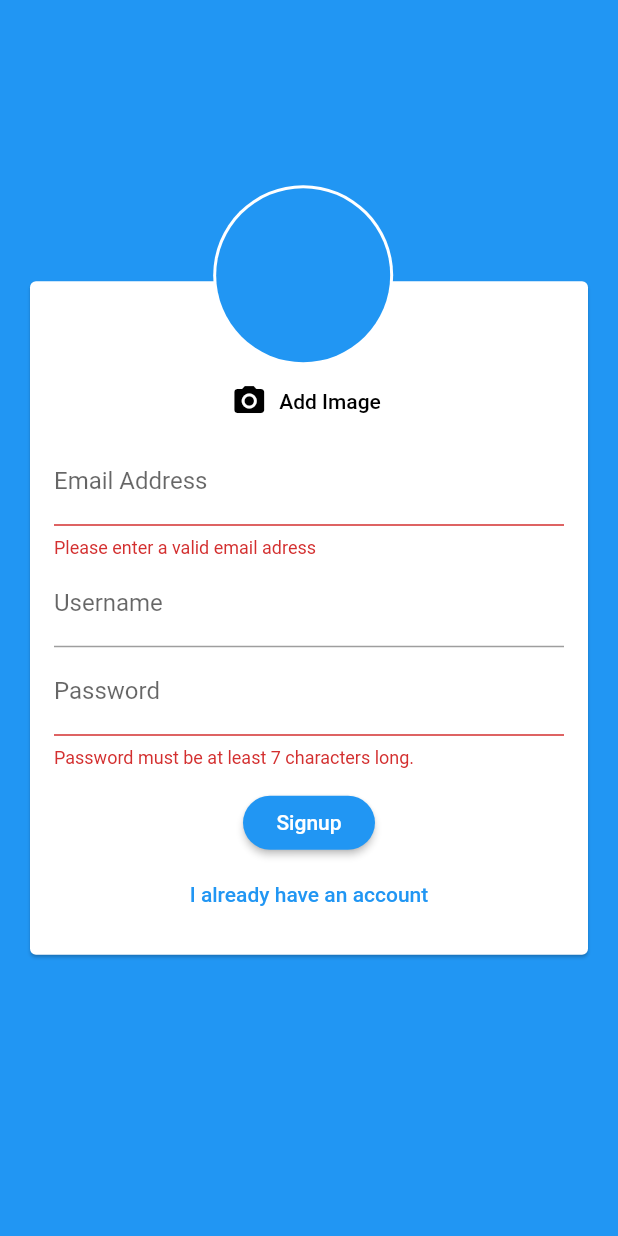
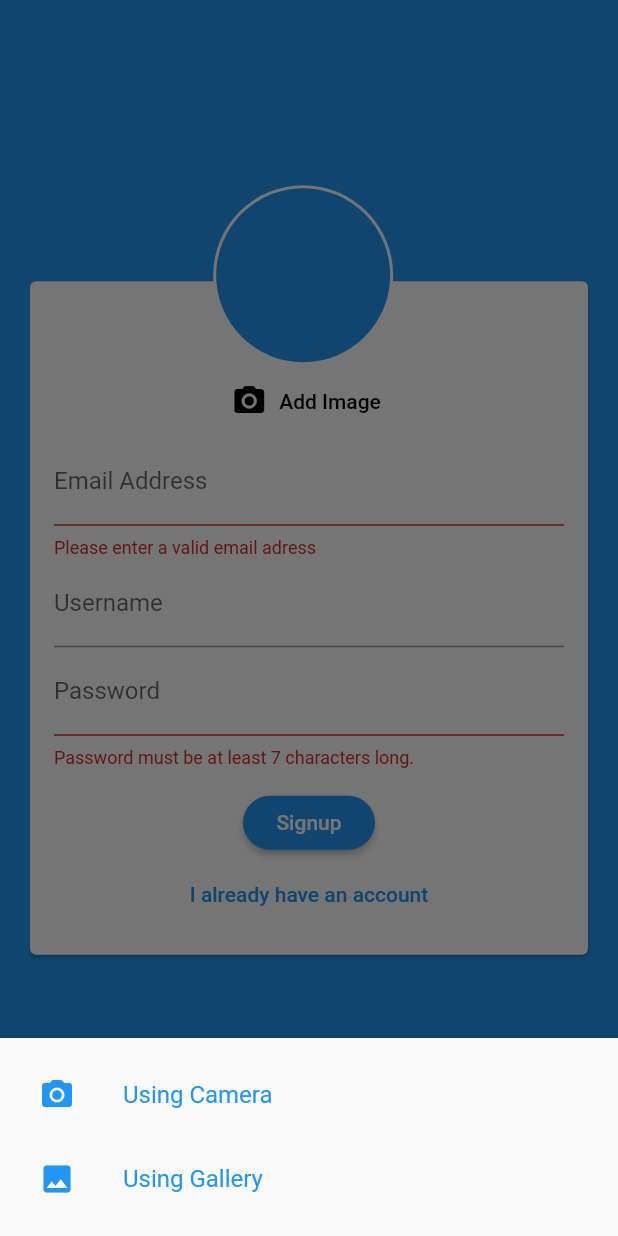
Before and after one commit to Edenik/Flutter_Firebase_Chat_App, a Flutter app: the screen it shows after launch, after a tap on "Login", after a tap on "Create new account", after a tap on "Add Image", on a phone screen of 412 x 824 dp. Run offline on Flutter 3.47's test engine with Material 2 defaults, Android fonts, the phone set to English and light mode, and no system bars; our stand-ins replace cloud_firestore, firebase_auth, firebase_messaging, firebase_storage, image_picker; accounts and stored records are empty.

Commit message:
adding gallery option image picker

```diff
--- a/lib/widgets/pickers/user_image_picker.dart
+++ b/lib/widgets/pickers/user_image_picker.dart
@@ -13,17 +13,61 @@ class UserImagePicker extends StatefulWidget {
 class _UserImagePickerState extends State<UserImagePicker> {
   File _pickedImage;
 
-  void _pickImage() async {
+  void _pickImage(ImageSource source) async {
     final pickedFile = await ImagePicker().getImage(
-      source: ImageSource.camera,
+      source: source,
       imageQuality: 50,
       maxWidth: 150,
     );
+
+    Navigator.of(context).pop();
 
     setState(() {
       _pickedImage = File(pickedFile.path);
     });
     widget.imagePickFn(_pickedImage);
+  }
+
+  void _showBottomModal() {
+    showModalBottomSheet<void>(
+        context: context,
+        builder: (BuildContext context) {
+          return Container(
+            child: Padding(
+                padding: const EdgeInsets.all(10.0),
+                child: Column(
+                  mainAxisSize: MainAxisSize.min,
+                  mainAxisAlignment: MainAxisAlignment.center,
+                  children: <Widget>[
+                    ListTile(
+                      leading: Icon(
+                        Icons.photo_camera,
+                        color: Theme.of(context).primaryColor,
+                      ),
+                      title: Text('Using Camera',
+                          style: TextStyle(
+                            color: Theme.of(context).primaryColor,
+                          )),
+                      onTap: () => _pickImage(ImageSource.camera),
+                    ),
+                    ListTile(
+                      focusColor: Theme.of(context).primaryColor,
+                      leading: Icon(
+                        Icons.photo,
+                        color: Theme.of(context).primaryColor,
+                      ),
+                      title: Text(
+                        'Using Gallery',
+                        style: TextStyle(
+                          color: Theme.of(context).primaryColor,
+                        ),
+                      ),
+                      onTap: () => _pickImage(ImageSource.gallery),
+                    ),
+                  ],
+                )),
+          );
+        });
   }
 
   @override
@@ -36,7 +80,7 @@ class _UserImagePickerState extends State<UserImagePicker> {
               height: 40,
             ),
             FlatButton.icon(
-              onPressed: _pickImage,
+              onPressed: _showBottomModal,
               icon: Icon(Icons.photo_camera),
               label: Text('Add Image'),
             ),
```
